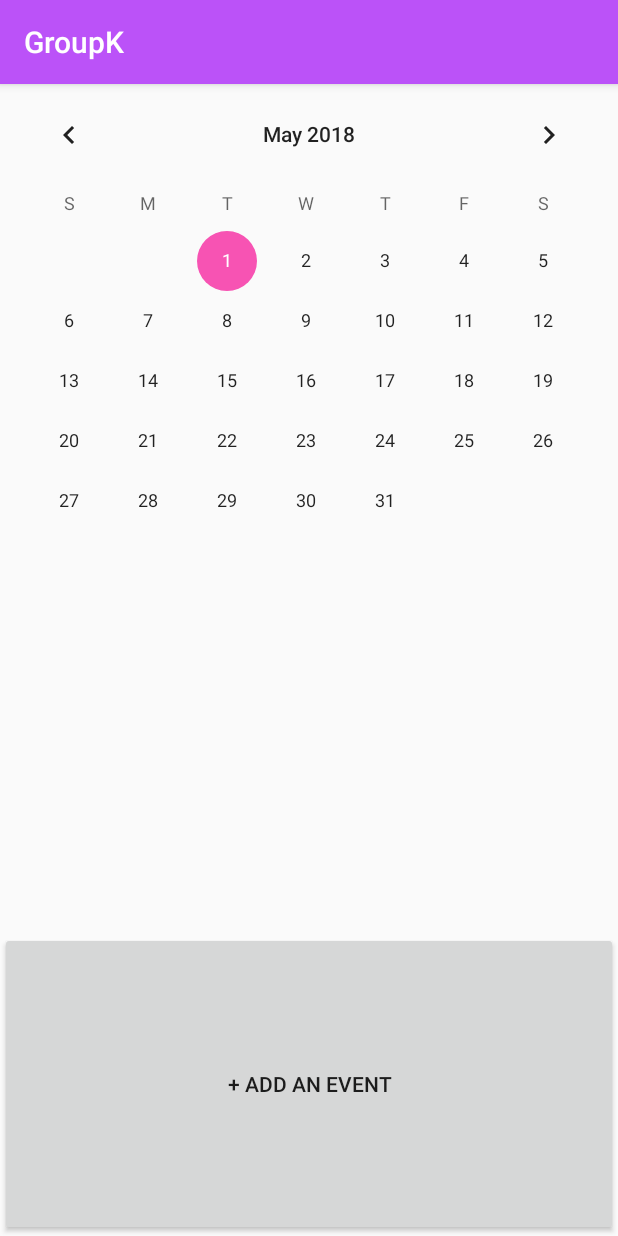
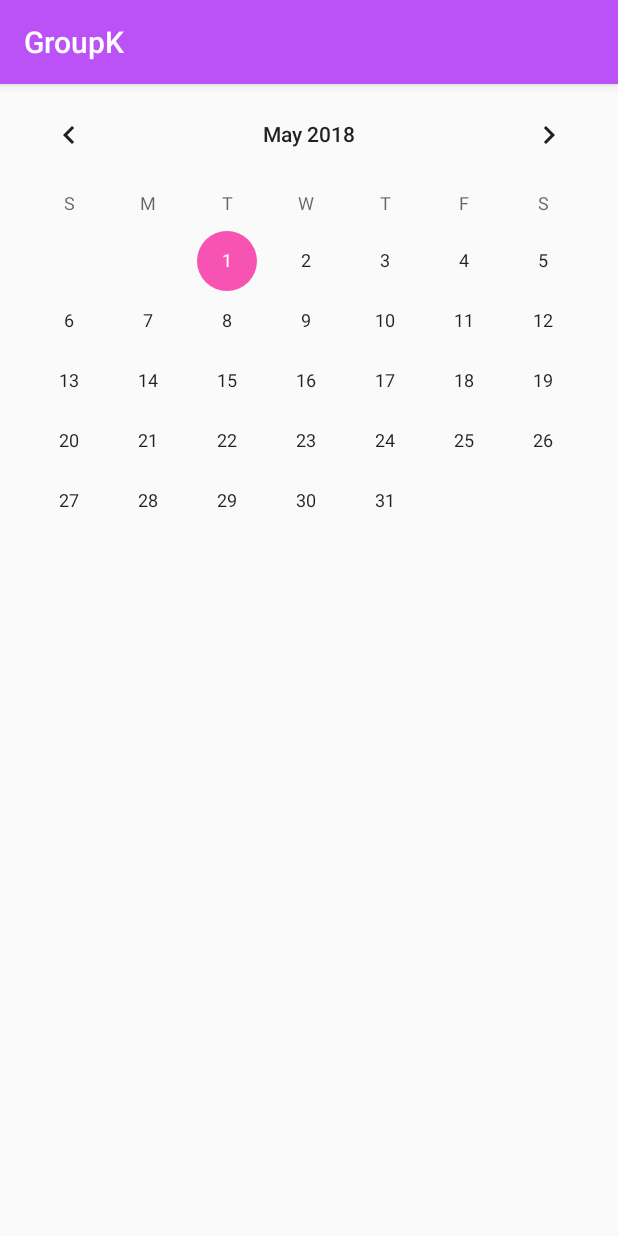
Before and after one commit to SammyGCoppedge/CSMC-355-GroupK, an Android app: the CalendarActivity screen opened directly, with no data from a screen before it, on a phone screen of 412 x 824 dp. Run offline under Robolectric (Android 15) with nearby library versions, the phone set to English and light mode, and no system bars.

Commit message:
Update calendar_layout.xml

```diff
--- a/app/src/main/res/layout/calendar_layout.xml
+++ b/app/src/main/res/layout/calendar_layout.xml
@@ -10,11 +10,4 @@
         android:layout_height="411dp"
         android:layout_weight="1" />
 
-    <Button
-        android:id="@+id/addEventButton"
-        android:layout_width="match_parent"
-        android:layout_height="wrap_content"
-        android:layout_weight="1"
-        android:onClick="onAddNewEventButtonClick"
-        android:text="+ Add an event" />
 </LinearLayout>
```
